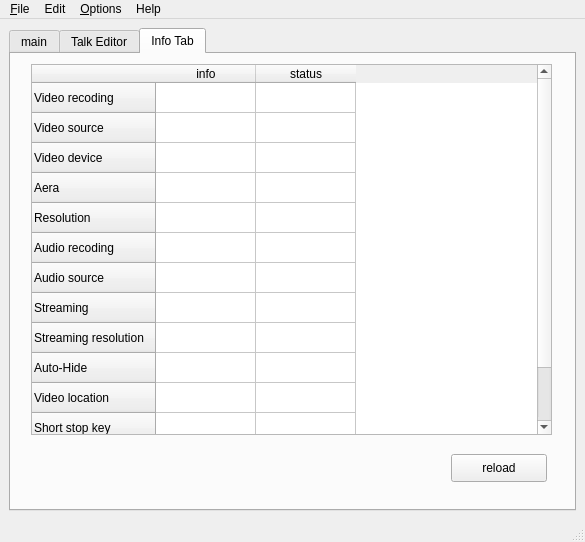
This is src/freeseer/frontend/default/forms/freeseer_ui_qt.ui in Freeseer/freeseer as Qt 5 draws it before an edit. The edited form follows.
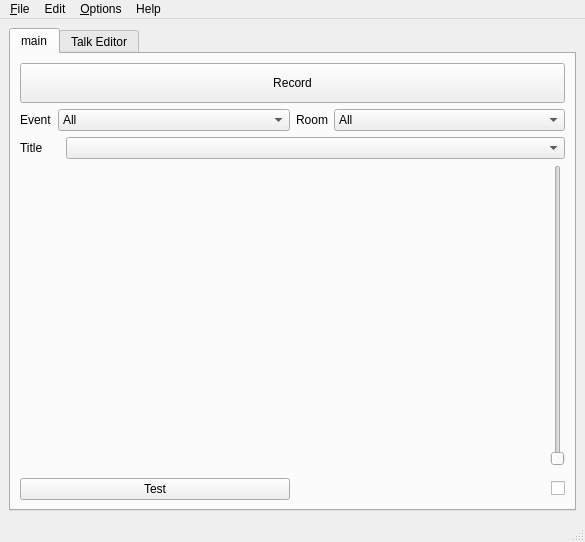
This is the edited form. Icons and pictures are not drawn.

Commit message: remove info tab add 's' after setting

Diff of the .ui file:
```diff
--- a/src/freeseer/frontend/default/forms/freeseer_ui_qt.ui
+++ b/src/freeseer/frontend/default/forms/freeseer_ui_qt.ui
@@ -31,7 +31,7 @@
        <enum>QTabWidget::North</enum>
       </property>
       <property name="currentIndex">
-       <number>2</number>
+       <number>0</number>
       </property>
       <property name="elideMode">
        <enum>Qt::ElideNone</enum>
@@ -553,130 +553,6 @@
         </item>
        </layout>
       </widget>
-      <widget class="QWidget" name="tab_2">
-       <attribute name="title">
-        <string>Info Tab</string>
-       </attribute>
-       <widget class="QTableWidget" name="tableWidget_infoTable">
-        <property name="geometry">
-         <rect>
-          <x>20</x>
-          <y>10</y>
-          <width>521</width>
-          <height>371</height>
-         </rect>
-        </property>
-        <property name="editTriggers">
-         <set>QAbstractItemView::NoEditTriggers</set>
-        </property>
-        <property name="tabKeyNavigation">
-         <bool>true</bool>
-        </property>
-        <property name="showDropIndicator" stdset="0">
-         <bool>true</bool>
-        </property>
-        <property name="dragDropOverwriteMode">
-         <bool>true</bool>
-        </property>
-        <property name="selectionMode">
-         <enum>QAbstractItemView::NoSelection</enum>
-        </property>
-        <property name="columnCount">
-         <number>2</number>
-        </property>
-        <attribute name="horizontalHeaderMinimumSectionSize">
-         <number>20</number>
-        </attribute>
-        <row>
-         <property name="text">
-          <string>Video recoding</string>
-         </property>
-        </row>
-        <row>
-         <property name="text">
-          <string>Video source</string>
-         </property>
-        </row>
-        <row>
-         <property name="text">
-          <string>Video device</string>
-         </property>
-        </row>
-        <row>
-         <property name="text">
-          <string>Aera</string>
-         </property>
-        </row>
-        <row>
-         <property name="text">
-          <string>Resolution</string>
-         </property>
-        </row>
-        <row>
-         <property name="text">
-          <string>Audio recoding</string>
-         </property>
-        </row>
-        <row>
-         <property name="text">
-          <string>Audio source</string>
-         </property>
-        </row>
-        <row>
-         <property name="text">
-          <string>Streaming</string>
-         </property>
-        </row>
-        <row>
-         <property name="text">
-          <string>Streaming resolution</string>
-         </property>
-        </row>
-        <row>
-         <property name="text">
-          <string>Auto-Hide</string>
-         </property>
-        </row>
-        <row>
-         <property name="text">
-          <string>Video location</string>
-         </property>
-        </row>
-        <row>
-         <property name="text">
-          <string>Short stop key</string>
-         </property>
-        </row>
-        <row>
-         <property name="text">
-          <string>Short recod key</string>
-         </property>
-        </row>
-        <column>
-         <property name="text">
-          <string>info</string>
-         </property>
-        </column>
-        <column>
-         <property name="text">
-          <string>status</string>
-         </property>
-        </column>
-       </widget>
-       <widget class="QPushButton" name="pushButton_reload">
-        <property name="geometry">
-         <rect>
-          <x>440</x>
-          <y>400</y>
-          <width>96</width>
-          <height>28</height>
-         </rect>
-        </property>
-        <property name="text">
-         <string>reload</string>
-        </property>
-       </widget>
-      </widget>
      </widget>
     </item>
    </layout>
```
The commit also changes 2 other files.
